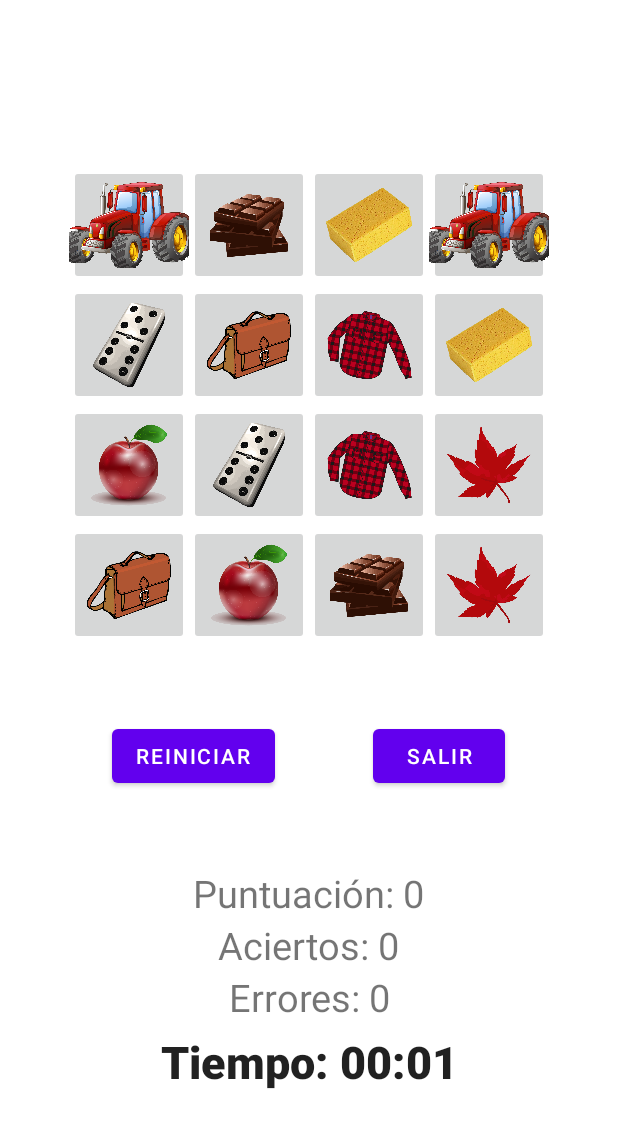
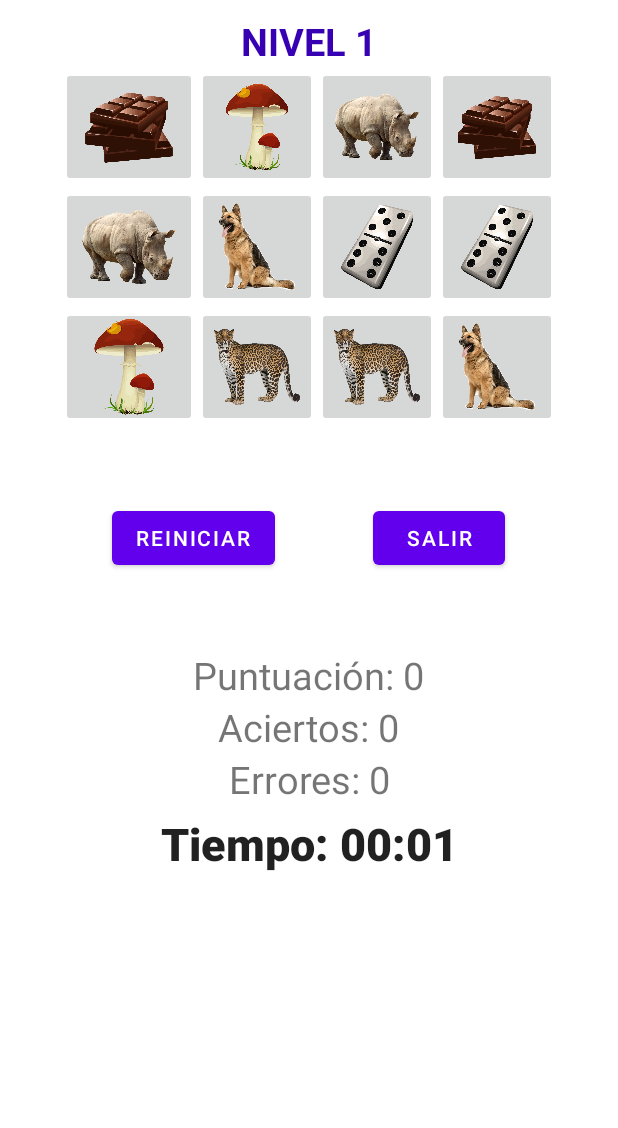
Before and after one commit to Rafael1108/Proyecto-DAM-P1, an Android app: the AprendizajeActivity screen opened directly, with no data from a screen before it, on a phone screen of 412 x 824 dp. Shown: the top 1128 px of the screen. Run offline under Robolectric (Android 15) with nearby library versions, the phone set to English and light mode, and no system bars; our stand-ins replace Firebase (no records; nobody signed in at launch, a user with empty details on screens opened directly).

Commit message:
ADD
Funcionalidad Modulo de Aprendizaje

```diff
--- a/app/src/main/java/com/dennisgutierrez/dam_g7_proyecto_1p/AprendizajeActivity.java
+++ b/app/src/main/java/com/dennisgutierrez/dam_g7_proyecto_1p/AprendizajeActivity.java
@@ -36,16 +36,23 @@ public class AprendizajeActivity extends AppCompatActivity {
     ImageButton imb00, imb01, imb02, imb03,
                 imb04, imb05, imb06, imb07,
                 imb08, imb09, imb10, imb11,
-                imb12, imb13, imb14, imb15;
-    ImageButton[] tablero = new ImageButton[16];
+                imb12, imb13, imb14, imb15,
+                imb16, imb17, imb18, imb19;
+    ImageButton[] allTablero;
+    ImageButton[] tablero;
     Button botonReiniciar;
-    TextView textPuntuacion, textAciertos, textErrores;
+    TextView txtNivel, textPuntuacion, textAciertos, textErrores;
 
+    //CONTROLES DEL JUEGO
+    int nivel = 1;
+    int cantImagenes = 6;
+    int cantTablero = 12;
     int puntuacion;
     int aciertos;
     int errores;
 
     //imagenes
+    int[] allImagenes;
     int[] imagenes;
     int fondo;
 
@@ -145,23 +152,45 @@ public class AprendizajeActivity extends AppCompatActivity {
         imb13 = findViewById(R.id.boton13);
         imb14 = findViewById(R.id.boton14);
         imb15 = findViewById(R.id.boton15);
+        imb16 = findViewById(R.id.boton16);
+        imb17 = findViewById(R.id.boton17);
+        imb18 = findViewById(R.id.boton18);
+        imb19 = findViewById(R.id.boton19);
 
-        tablero[0] = imb00;
-        tablero[1] = imb01;
-        tablero[2] = imb02;
-        tablero[3] = imb03;
-        tablero[4] = imb04;
-        tablero[5] = imb05;
-        tablero[6] = imb06;
-        tablero[7] = imb07;
-        tablero[8] = imb08;
-        tablero[9] = imb09;
-        tablero[10] = imb10;
-        tablero[11] = imb11;
-        tablero[12] = imb12;
-        tablero[13] = imb13;
-        tablero[14] = imb14;
-        tablero[15] = imb15;
+        imb00.setVisibility(View.GONE);
+        imb01.setVisibility(View.GONE);
+        imb02.setVisibility(View.GONE);
+        imb03.setVisibility(View.GONE);
+        imb04.setVisibility(View.GONE);
+        imb05.setVisibility(View.GONE);
+        imb06.setVisibility(View.GONE);
+        imb07.setVisibility(View.GONE);
+        imb08.setVisibility(View.GONE);
+        imb09.setVisibility(View.GONE);
+        imb10.setVisibility(View.GONE);
+        imb11.setVisibility(View.GONE);
+        imb12.setVisibility(View.GONE);
+        imb13.setVisibility(View.GONE);
+        imb14.setVisibility(View.GONE);
+        imb15.setVisibility(View.GONE);
+        imb16.setVisibility(View.GONE);
+        imb17.setVisibility(View.GONE);
+        imb18.setVisibility(View.GONE);
+        imb19.setVisibility(View.GONE);
+
+        allTablero = new ImageButton[]{
+                imb00,imb01,imb02,imb03,imb04,
+                imb05,imb06,imb07,imb08,imb09,
+                imb10,imb11,imb12,imb13,imb14,
+                imb15,imb16,imb17,imb18,imb19
+        };
+        tablero = new ImageButton[cantTablero];
+        for (int i = 0; i < cantTablero; i++) {
+            tablero[i] = allTablero[i];
+            tablero[i].setVisibility(View.VISIBLE);
+        }
+
+
     }
 
     private void cargarBotones(){
@@ -178,9 +207,11 @@ public class AprendizajeActivity extends AppCompatActivity {
         textPuntuacion = findViewById(R.id.txtPuntuacion);
         textAciertos = findViewById(R.id.txtAciertos);
         textErrores = findViewById(R.id.txtErrores);
+        txtNivel = findViewById(R.id.txtNivel);
         aciertos = 0;
         errores = 0;
         puntuacion = (aciertos - errores) * 100;
+        txtNivel.setText("NIVEL " + nivel);
         textPuntuacion.setText("Puntuación: " + puntuacion);
         textAciertos.setText("Aciertos: " + aciertos);
         textErrores.setText("Errores: " + errores );
@@ -189,17 +220,25 @@ public class AprendizajeActivity extends AppCompatActivity {
 
 
     private void cargarImagenes(){
-        imagenes = new int[]{
+        allImagenes = new int[]{
+                R.drawable.ic_m17,
+                R.drawable.ic_m34,
+                R.drawable.ic_m36,
+                R.drawable.ic_m35,
+                R.drawable.ic_m07,
+                R.drawable.ic_m05,
                 R.drawable.ic_m01,
-                R.drawable.ic_m02,
-                R.drawable.ic_m03,
+                R.drawable.ic_m08,
                 R.drawable.ic_m04,
-                R.drawable.ic_m05,
-                R.drawable.ic_m06,
-                R.drawable.ic_m07,
-                R.drawable.ic_m08
+                R.drawable.ic_m06
         };
-        fondo = R.drawable.ic_aprendizaje;
+
+        imagenes = new int[cantImagenes];
+
+        for (int i = 0; i < cantImagenes; i++) {
+            imagenes[i] = allImagenes[i];
+        }
+        fondo = R.drawable.mentalgame_icono;
     }
 
     private ArrayList<Integer> barajar(int longitud){
@@ -235,6 +274,18 @@ public class AprendizajeActivity extends AppCompatActivity {
                     Toast toast = Toast.makeText(getApplicationContext(), "¡¡Ganaste!!", Toast.LENGTH_LONG);
                     toast.show();
                     PauseTimer();
+                    if (nivel < 5){
+                        nivel++;
+                        cantImagenes++;
+                        cantTablero += 2;
+                        init();
+                    } else {
+                        Toast toastFinish = Toast.makeText(getApplicationContext(), "¡Módulo de Aprendizaje culminado con éxito!", Toast.LENGTH_LONG);
+                        toastFinish.show();
+                        Intent intent = new Intent(AprendizajeActivity.this, UserActivity.class);
+                        startActivity(intent);
+                        finish();
+                    }
                 }
 
             } else {
@@ -268,7 +319,7 @@ public class AprendizajeActivity extends AppCompatActivity {
         cargarTexto();
         cargarImagenes();
         ResetTimer();
-        TimerStart();
+
         arrayDesordenado = barajar(imagenes.length);
         for (int i = 0; i < tablero.length; i++) {
             tablero[i].setScaleType(ImageView.ScaleType.CENTER_CROP);
@@ -295,6 +346,7 @@ public class AprendizajeActivity extends AppCompatActivity {
                 }
             });
         }
+        TimerStart();
     }
 
 
--- /dev/null
+++ b/app/src/main/res/layout-land/activity_aprendizaje.xml
@@ -0,0 +1,284 @@
+<?xml version="1.0" encoding="utf-8"?>
+<LinearLayout xmlns:android="http://schemas.android.com/apk/res/android"
+    xmlns:tools="http://schemas.android.com/tools"
+    android:layout_width="match_parent"
+    android:layout_height="match_parent"
+    >
+
+
+    <LinearLayout
+        android:layout_width="wrap_content"
+        android:layout_height="match_parent"
+        android:layout_gravity="center|center_horizontal|center_vertical"
+        android:orientation="vertical">
+
+        <TableLayout
+            android:layout_width="wrap_content"
+            android:layout_height="wrap_content"
+            android:padding="10dp">
+
+            <!--FILA 1-->
+
+            <TableRow
+                android:layout_width="match_parent"
+                android:layout_height="match_parent"
+                android:gravity="center">
+
+                <ImageButton
+                    android:id="@+id/boton00"
+                    android:layout_width="80dp"
+                    android:layout_height="80dp"
+                    android:layout_column="0"></ImageButton>
+
+                <ImageButton
+                    android:id="@+id/boton01"
+                    android:layout_width="80dp"
+                    android:layout_height="80dp"
+                    android:layout_column="1"></ImageButton>
+
+                <ImageButton
+                    android:id="@+id/boton02"
+                    android:layout_width="80dp"
+                    android:layout_height="80dp"
+                    android:layout_column="2"></ImageButton>
+
+                <ImageButton
+                    android:id="@+id/boton03"
+                    android:layout_width="80dp"
+                    android:layout_height="80dp"
+                    android:layout_column="3"></ImageButton>
+
+            </TableRow>
+
+            <TableRow
+                android:layout_width="match_parent"
+                android:layout_height="match_parent"
+                android:gravity="center">
+
+                <ImageButton
+                    android:id="@+id/boton04"
+                    android:layout_width="80dp"
+                    android:layout_height="80dp"
+                    android:layout_column="0"></ImageButton>
+
+                <ImageButton
+                    android:id="@+id/boton05"
+                    android:layout_width="80dp"
+                    android:layout_height="80dp"
+                    android:layout_column="1"></ImageButton>
+
+                <ImageButton
+                    android:id="@+id/boton06"
+                    android:layout_width="80dp"
+                    android:layout_height="80dp"
+                    android:layout_column="2"></ImageButton>
+
+                <ImageButton
+                    android:id="@+id/boton07"
+                    android:layout_width="80dp"
+                    android:layout_height="80dp"
+                    android:layout_column="3"></ImageButton>
+
+            </TableRow>
+
+            <TableRow
+                android:layout_width="match_parent"
+                android:layout_height="match_parent"
+                android:gravity="center">
+
+                <ImageButton
+                    android:id="@+id/boton08"
+                    android:layout_width="80dp"
+                    android:layout_height="80dp"
+                    android:layout_column="0"></ImageButton>
+
+                <ImageButton
+                    android:id="@+id/boton09"
+                    android:layout_width="80dp"
+                    android:layout_height="80dp"
+                    android:layout_column="1"></ImageButton>
+
+                <ImageButton
+                    android:id="@+id/boton10"
+                    android:layout_width="80dp"
+                    android:layout_height="80dp"
+                    android:layout_column="2"></ImageButton>
+
+                <ImageButton
+                    android:id="@+id/boton11"
+                    android:layout_width="80dp"
+                    android:layout_height="80dp"
+                    android:layout_column="3"></ImageButton>
+            </TableRow>
+
+            <TableRow
+                android:layout_width="match_parent"
+                android:layout_height="match_parent"
+                android:gravity="center">
+
+                <ImageButton
+                    android:id="@+id/boton12"
+                    android:layout_width="80dp"
+                    android:layout_height="80dp"
+                    android:layout_column="0"></ImageButton>
+
+                <ImageButton
+                    android:id="@+id/boton13"
+                    android:layout_width="80dp"
+                    android:layout_height="80dp"
+                    android:layout_column="1"></ImageButton>
+
+                <ImageButton
+                    android:id="@+id/boton14"
+                    android:layout_width="80dp"
+                    android:layout_height="80dp"
+                    android:layout_column="2"></ImageButton>
+
+                <ImageButton
+                    android:id="@+id/boton15"
+                    android:layout_width="80dp"
+                    android:layout_height="80dp"
+                    android:layout_column="3"></ImageButton>
+
+
+            </TableRow>
+
+            <TableRow
+                android:layout_width="match_parent"
+                android:layout_height="match_parent"
+                android:gravity="center">
+
+                <ImageButton
+                    android:id="@+id/boton16"
+                    android:layout_width="80dp"
+                    android:layout_height="80dp"
+                    android:layout_column="0"></ImageButton>
+
+                <ImageButton
+                    android:id="@+id/boton17"
+                    android:layout_width="80dp"
+                    android:layout_height="80dp"
+                    android:layout_column="1"></ImageButton>
+
+                <ImageButton
+                    android:id="@+id/boton18"
+                    android:layout_width="80dp"
+                    android:layout_height="80dp"
+                    android:layout_column="2"></ImageButton>
+
+                <ImageButton
+                    android:id="@+id/boton19"
+                    android:layout_width="80dp"
+                    android:layout_height="80dp"
+                    android:layout_column="3"></ImageButton>
+
+
+            </TableRow>
+
+        </TableLayout>
+    </LinearLayout>
+
+    <LinearLayout
+        android:layout_width="match_parent"
+        android:layout_height="match_parent"
+        android:orientation="vertical">
+
+        <LinearLayout
+            android:layout_width="match_parent"
+            android:layout_height="wrap_content"
+            android:layout_marginTop="50dp"
+            android:gravity="center_horizontal"
+            android:orientation="vertical">
+
+            <TextView
+                android:id="@+id/txtNivel"
+                android:layout_width="wrap_content"
+                android:layout_height="match_parent"
+                android:layout_column="0"
+                android:layout_weight="1"
+                android:text=""
+                android:textColor="@color/purple_700"
+                android:textSize="25dp"
+                android:textStyle="bold" />
+
+            <TextView
+                android:id="@+id/txtPuntuacion"
+                android:layout_width="wrap_content"
+                android:layout_height="match_parent"
+                android:gravity="center"
+                android:textSize="25dp">
+
+            </TextView>
+
+            <TextView
+                android:id="@+id/txtAciertos"
+                android:layout_width="wrap_content"
+                android:layout_height="match_parent"
+                android:gravity="center"
+                android:textSize="25dp">
+
+            </TextView>
+
+            <TextView
+                android:id="@+id/txtErrores"
+                android:layout_width="wrap_content"
+                android:layout_height="match_parent"
+                android:gravity="center"
+                android:textSize="25dp">
+
+            </TextView>
+
+            <Chronometer
+                android:id="@+id/Cronometro"
+                android:layout_width="match_parent"
+                android:layout_height="wrap_content"
+                android:layout_marginLeft="5dp"
+                android:layout_marginTop="5dp"
+                android:layout_marginRight="5dp"
+                android:layout_marginBottom="5dp"
+                android:fontFamily="sans-serif-medium"
+                android:textAlignment="center"
+                android:textSize="30sp"
+                android:textStyle="bold" />
+
+        </LinearLayout>
+
+        <LinearLayout
+            android:layout_width="match_parent"
+            android:layout_height="wrap_content"
+            android:layout_marginTop="50dp"
+            android:gravity="center_horizontal"
+            android:orientation="horizontal">
+
+            <Space
+                android:layout_width="wrap_content"
+                android:layout_height="wrap_content"
+                android:layout_weight="1" />
+
+            <Button
+                android:id="@+id/botonJuegoReiniciar"
+                android:layout_width="wrap_content"
+                android:layout_height="wrap_content"
+                android:text="Reiniciar"></Button>
+
+            <Space
+                android:layout_width="wrap_content"
+                android:layout_height="wrap_content"
+                android:layout_weight="1" />
+
+            <Button
+                android:id="@+id/aprendizajeRegresarButton"
+                android:layout_width="wrap_content"
+                android:layout_height="wrap_content"
+                android:text="Salir"></Button>
+
+            <Space
+                android:layout_width="wrap_content"
+                android:layout_height="wrap_content"
+                android:layout_weight="1" />
+        </LinearLayout>
+
+    </LinearLayout>
+
+
+</LinearLayout>
--- a/app/src/main/res/layout/activity_aprendizaje.xml
+++ b/app/src/main/res/layout/activity_aprendizaje.xml
@@ -1,14 +1,41 @@
 <?xml version="1.0" encoding="utf-8"?>
 <LinearLayout xmlns:android="http://schemas.android.com/apk/res/android"
+    xmlns:tools="http://schemas.android.com/tools"
     android:layout_width="match_parent"
     android:layout_height="match_parent"
     >
 
+
+
     <TableLayout
         android:layout_width="match_parent"
         android:layout_height="wrap_content"
-        android:padding="10dp"
-        android:layout_marginTop="100dp">
+        android:padding="10dp">
+
+        <TableRow
+            android:layout_width="match_parent"
+            android:layout_height="match_parent"
+            android:gravity="center">
+
+            <LinearLayout
+                android:layout_width="match_parent"
+                android:layout_height="match_parent"
+                android:layout_gravity="center"
+                android:orientation="vertical">
+
+                <TextView
+                    android:id="@+id/txtNivel"
+                    android:layout_width="wrap_content"
+                    android:layout_height="match_parent"
+                    android:layout_column="0"
+                    android:layout_weight="1"
+                    android:text=""
+                    android:textColor="@color/purple_700"
+                    android:textSize="25dp"
+                    android:textStyle="bold" />
+            </LinearLayout>
+
+        </TableRow>
         <!--FILA 1-->
 
         <TableRow
@@ -20,28 +47,25 @@
                 android:id="@+id/boton00"
                 android:layout_width="80dp"
                 android:layout_height="80dp"
-                android:layout_column="0">
-            </ImageButton>
+                android:layout_column="0"></ImageButton>
 
             <ImageButton
                 android:id="@+id/boton01"
                 android:layout_width="80dp"
                 android:layout_height="80dp"
-                android:layout_column="1">
-            </ImageButton>
+                android:layout_column="1"></ImageButton>
 
             <ImageButton
                 android:id="@+id/boton02"
                 android:layout_width="80dp"
                 android:layout_height="80dp"
-                android:layout_column="2">
-            </ImageButton>
+                android:layout_column="2"></ImageButton>
+
             <ImageButton
                 android:id="@+id/boton03"
                 android:layout_width="80dp"
                 android:layout_height="80dp"
-                android:layout_column="3">
-            </ImageButton>
+                android:layout_column="3"></ImageButton>
 
         </TableRow>
 
@@ -54,30 +78,28 @@
                 android:id="@+id/boton04"
                 android:layout_width="80dp"
                 android:layout_height="80dp"
-                android:layout_column="0">
-            </ImageButton>
+                android:layout_column="0"></ImageButton>
 
             <ImageButton
                 android:id="@+id/boton05"
                 android:layout_width="80dp"
                 android:layout_height="80dp"
-                android:layout_column="1">
-            </ImageButton>
+                android:layout_column="1"></ImageButton>
 
             <ImageButton
                 android:id="@+id/boton06"
                 android:layout_width="80dp"
                 android:layout_height="80dp"
-                android:layout_column="2">
-            </ImageButton>
+                android:layout_column="2"></ImageButton>
+
             <ImageButton
                 android:id="@+id/boton07"
                 android:layout_width="80dp"
                 android:layout_height="80dp"
-                android:layout_column="3">
-            </ImageButton>
+                android:layout_column="3"></ImageButton>
 
         </TableRow>
+
         <TableRow
             android:layout_width="match_parent"
             android:layout_height="match_parent"
@@ -87,29 +109,27 @@
                 android:id="@+id/boton08"
                 android:layout_width="80dp"
                 android:layout_height="80dp"
-                android:layout_column="0">
-            </ImageButton>
+                android:layout_column="0"></ImageButton>
 
             <ImageButton
                 android:id="@+id/boton09"
                 android:layout_width="80dp"
                 android:layout_height="80dp"
-                android:layout_column="1">
-            </ImageButton>
+                android:layout_column="1"></ImageButton>
 
             <ImageButton
                 android:id="@+id/boton10"
                 android:layout_width="80dp"
                 android:layout_height="80dp"
-                android:layout_column="2">
-            </ImageButton>
+                android:layout_column="2"></ImageButton>
+
             <ImageButton
                 android:id="@+id/boton11"
                 android:layout_width="80dp"
                 android:layout_height="80dp"
-                android:layout_column="3">
-            </ImageButton>
+                android:layout_column="3"></ImageButton>
         </TableRow>
+
         <TableRow
             android:layout_width="match_parent"
             android:layout_height="match_parent"
@@ -119,38 +139,67 @@
                 android:id="@+id/boton12"
                 android:layout_width="80dp"
                 android:layout_height="80dp"
-                    android:layout_column="0">
-                </ImageButton>
+                android:layout_column="0"></ImageButton>
 
             <ImageButton
                 android:id="@+id/boton13"
                 android:layout_width="80dp"
                 android:layout_height="80dp"
-                    android:layout_column="1">
-                </ImageButton>
+                android:layout_column="1"></ImageButton>
 
             <ImageButton
                 android:id="@+id/boton14"
                 android:layout_width="80dp"
                 android:layout_height="80dp"
-                    android:layout_column="2">
-                </ImageButton>
+                android:layout_column="2"></ImageButton>
+
             <ImageButton
                 android:id="@+id/boton15"
                 android:layout_width="80dp"
                 android:layout_height="80dp"
-                    android:layout_column="3">
-                </ImageButton>
+                android:layout_column="3"></ImageButton>
 
 
         </TableRow>
+
+        <TableRow
+            android:layout_width="match_parent"
+            android:layout_height="match_parent"
+            android:gravity="center">
+
+            <ImageButton
+                android:id="@+id/boton16"
+                android:layout_width="80dp"
+                android:layout_height="80dp"
+                android:layout_column="0"></ImageButton>
+
+            <ImageButton
+                android:id="@+id/boton17"
+                android:layout_width="80dp"
+                android:layout_height="80dp"
+                android:layout_column="1"></ImageButton>
+
+            <ImageButton
+                android:id="@+id/boton18"
+                android:layout_width="80dp"
+                android:layout_height="80dp"
+                android:layout_column="2"></ImageButton>
+
+            <ImageButton
+                android:id="@+id/boton19"
+                android:layout_width="80dp"
+                android:layout_height="80dp"
+                android:layout_column="3"></ImageButton>
+
+
+        </TableRow>
+
         <LinearLayout
             android:layout_width="match_parent"
             android:layout_height="match_parent"
-            android:orientation="horizontal"
+            android:layout_marginTop="50dp"
             android:gravity="center_horizontal"
-            android:layout_marginTop="50dp"
-            >
+            android:orientation="horizontal">
 
             <Space
                 android:layout_width="wrap_content"
@@ -179,19 +228,20 @@
                 android:layout_height="wrap_content"
                 android:layout_weight="1" />
         </LinearLayout>
+
         <LinearLayout
             android:layout_width="match_parent"
             android:layout_height="match_parent"
-            android:orientation="vertical"
+            android:layout_marginTop="50dp"
             android:gravity="center_horizontal"
-            android:layout_marginTop="50dp">
+            android:orientation="vertical">
 
             <TextView
                 android:id="@+id/txtPuntuacion"
                 android:layout_width="wrap_content"
                 android:layout_height="match_parent"
-                android:textSize="25dp"
-                android:gravity="center">
+                android:gravity="center"
+                android:textSize="25dp">
 
             </TextView>
 
@@ -199,16 +249,17 @@
                 android:id="@+id/txtAciertos"
                 android:layout_width="wrap_content"
                 android:layout_height="match_parent"
-                android:textSize="25dp"
-                android:gravity="center">
+                android:gravity="center"
+                android:textSize="25dp">
 
             </TextView>
+
             <TextView
                 android:id="@+id/txtErrores"
                 android:layout_width="wrap_content"
                 android:layout_height="match_parent"
-                android:textSize="25dp"
-                android:gravity="center">
+                android:gravity="center"
+                android:textSize="25dp">
 
             </TextView>
 
```
Also changed, not shown: app/src/main/res/drawable-mdpi/mentalgame_icono.png (added). Lines whose indentation alone changed are shown as unchanged.
